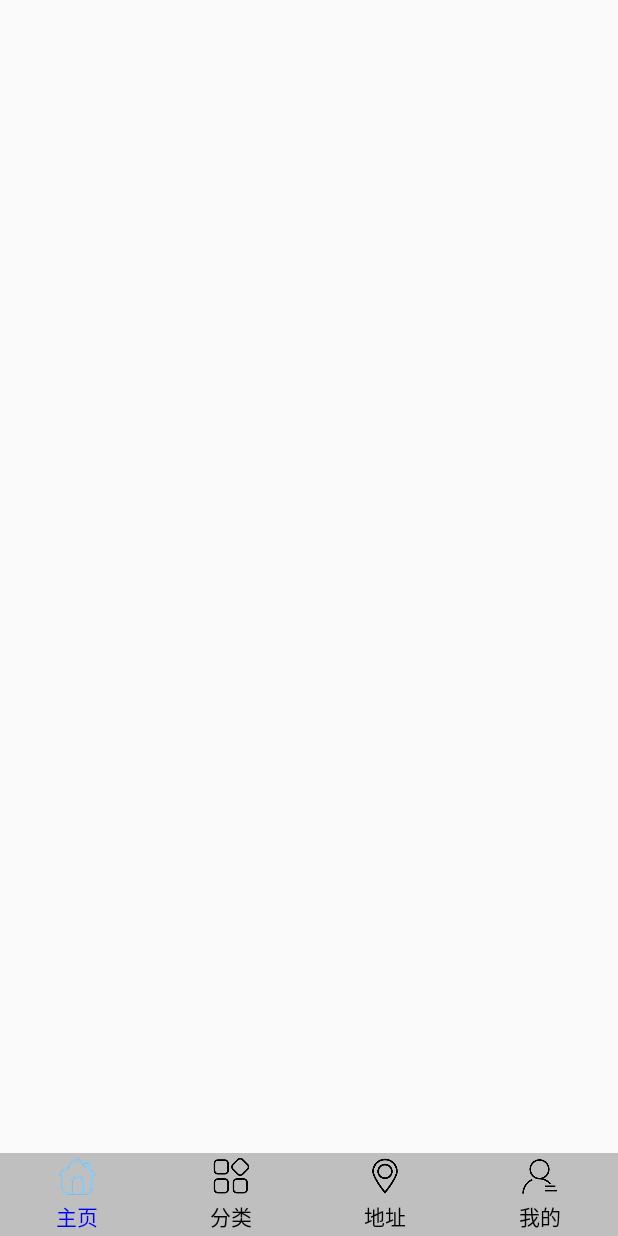
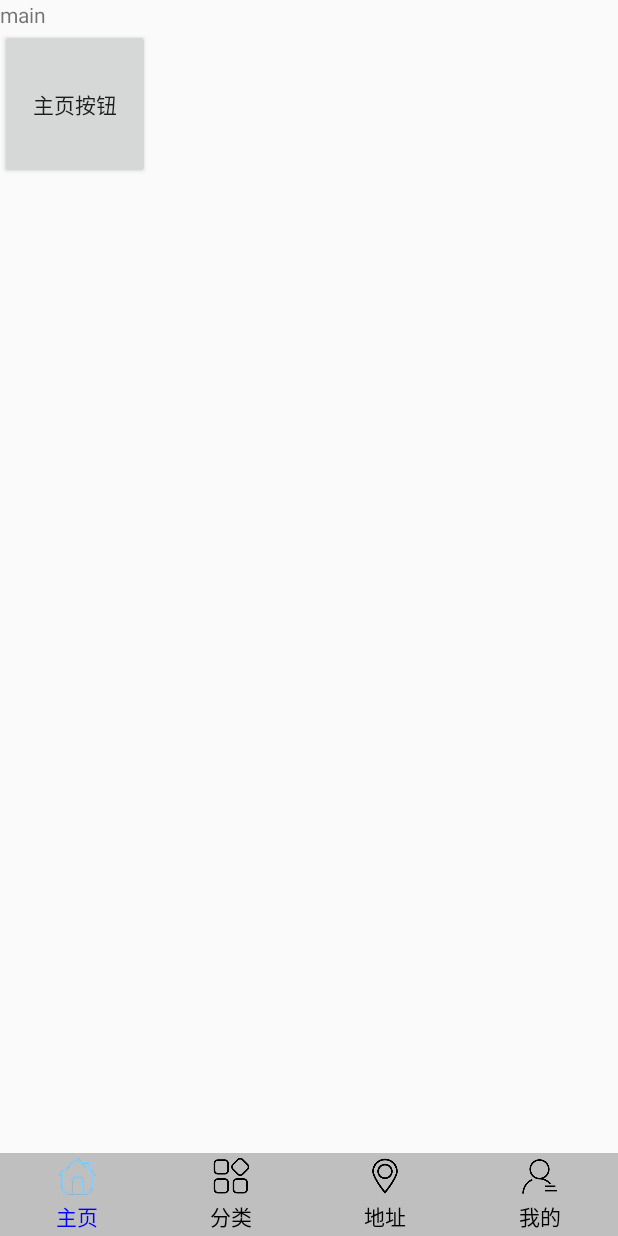
Before and after one commit to 1334075863/fragment, an Android app: the screen it shows after launch (MainActivity), after a tap on "主页", on a phone screen of 412 x 824 dp. Run offline under Robolectric (Android 15) with nearby library versions, the phone set to English and light mode, and no system bars; our stand-ins replace Timber; libraries missing offline, so code that uses them is left out: com.blankj.utilcode; 5 statements that could not run were skipped.

Commit message:
完成fragment切换状态

```diff
--- a/app/build.gradle
+++ b/app/build.gradle
@@ -15,7 +15,8 @@ android {
             buildConfigField "boolean", "LOG_DEBUG", "true"
             minifyEnabled false // 混淆
             zipAlignEnabled true // Zipalign优化
-            proguardFiles getDefaultProguardFile('proguard-android.txt'), 'proguard-rules.pro'  // 加载默认混淆配置文件
+            proguardFiles getDefaultProguardFile('proguard-android.txt'), 'proguard-rules.pro'
+            // 加载默认混淆配置文件
             signingConfig signingConfigs.debug // 签名
         }
 
@@ -31,6 +32,7 @@ dependencies {
     implementation fileTree(dir: 'libs', include: ['*.jar'])
     implementation 'com.android.support:appcompat-v7:28.0.0'
     implementation 'com.android.support.constraint:constraint-layout:1.1.3'
+    implementation 'com.android.support:support-v4:28.0.0'
     testImplementation 'junit:junit:4.12'
     androidTestImplementation 'com.android.support.test:runner:1.0.2'
     androidTestImplementation 'com.android.support.test.espresso:espresso-core:3.0.2'
--- a/app/src/main/java/com/whales/fragment/MainActivity.java
+++ b/app/src/main/java/com/whales/fragment/MainActivity.java
@@ -2,32 +2,44 @@ package com.whales.fragment;
 
 import android.graphics.Color;
 import android.os.Bundle;
-import android.util.Log;
+import android.os.PersistableBundle;
+import android.support.v4.app.FragmentManager;
+import android.support.v4.app.FragmentTransaction;
 import android.view.View;
+import android.widget.FrameLayout;
 import android.widget.ImageView;
 import android.widget.LinearLayout;
 import android.widget.TextView;
 
-import com.blankj.utilcode.util.ToastUtils;
 import com.whales.fragment.base.BaseActivity;
+import com.whales.fragment.fragment.LocationFragment;
+import com.whales.fragment.fragment.MainFragment;
+import com.whales.fragment.fragment.MyselfFragment;
+import com.whales.fragment.fragment.OtherFragment;
 
 import timber.log.Timber;
 
 public class MainActivity extends BaseActivity implements View.OnClickListener {
 
     private LinearLayout mLr_main, mLr_other, mLr_location, mLr_myself;
+    private FrameLayout mFlview;
     private ImageView mIv_bottom;
     private TextView mTv_bottom;
     private ImageView mIv_main, mIv_other, mIv_location, mIv_myself;
     private TextView mTv_main, mTV_other, mTv_location, mTv_myself;
     boolean isChecked;
     View mView;
+    private MainFragment mMainFragment;
+    private OtherFragment mOtherFragment;
+    private LocationFragment mLocationFragment;
+    private MyselfFragment mMyselfFragment;
 
     private int mainState;
     private int otherState;
     private int locationState;
     private int myselfState;
 
+    private int FRAGMENT_ID = 1;
     private static final int SELECT_TAB_STATE = 1;
     private static final int UNSELECT_TAB_STATE = 0;
 
@@ -35,12 +47,15 @@ public class MainActivity extends BaseActivity implements View.OnClickListener {
     protected void onCreate(Bundle savedInstanceState) {
         super.onCreate(savedInstanceState);
         setContentView(R.layout.activity_main);
+
         initView();
-
-        setTabSelectMain();
         initClick();
 
-
+        if (savedInstanceState == null){
+            setFragment(0);
+            setTabSelectMain();
+            showAllTabWithState();
+        }
         Timber.d("inttMainActivity");
     }
 
@@ -62,6 +77,7 @@ public class MainActivity extends BaseActivity implements View.OnClickListener {
         mTV_other = findViewById(R.id.tv_other);
         mTv_myself = findViewById(R.id.tv_myself);
 
+        mFlview = findViewById(R.id.fl_view);
     }
 
     private void initClick() {
@@ -76,33 +92,27 @@ public class MainActivity extends BaseActivity implements View.OnClickListener {
     public void onClick(View v) {
         switch (v.getId()) {
             case R.id.lr_main:
+                setFragment(0);
                 setTabSelectMain();
                 Timber.d("onClick0");
                 break;
             case R.id.lr_other:
+                setFragment(1);
                 setTabSelectOther();
                 Timber.d("onClick1");
                 break;
             case R.id.lr_location:
+                setFragment(2);
                 setTabSelectLocation();
                 Timber.d("onClick2 ");
                 break;
             case R.id.lr_myself:
+                setFragment(3);
                 setTabSelectMyself();
                 Timber.d("onClick3  ");
                 break;
         }
         showAllTabWithState();
-    }
-
-    private void changeBackground(View view) {
-        if (mView == null) mView = view;
-
-        if (!(mView == view)) {
-            mView.setBackgroundColor(Color.RED);
-        }
-        view.setBackgroundColor(Color.BLUE);
-        mView = view;
     }
 
 
@@ -198,4 +208,75 @@ public class MainActivity extends BaseActivity implements View.OnClickListener {
         locationState = UNSELECT_TAB_STATE;
         myselfState = SELECT_TAB_STATE;
     }
+
+    private void hideFragmentSelect(FragmentTransaction fragmentTransaction){
+        if (mMainFragment != null)fragmentTransaction.hide(mMainFragment);
+        if (mOtherFragment != null)fragmentTransaction.hide(mOtherFragment);
+        if (mLocationFragment != null)fragmentTransaction.hide(mLocationFragment);
+        if (mMyselfFragment != null)fragmentTransaction.hide(mMyselfFragment);
+    }
+
+    private void setFragment(int index){
+        FragmentManager fragmentManager = getSupportFragmentManager();
+        FragmentTransaction fragmentTransaction = fragmentManager.beginTransaction();
+        hideFragmentSelect(fragmentTransaction);
+
+        switch (index){
+            case 0:
+                FRAGMENT_ID = 0;
+                if (mMainFragment == null){
+                    mMainFragment = new MainFragment();
+                    fragmentTransaction.add(R.id.fl_view,mMainFragment,"main_fragment");
+                }else {
+                    fragmentTransaction.show(mMainFragment);
+                }
+                break;
+            case 1:
+                FRAGMENT_ID = 1;
+                if (mOtherFragment == null){
+                    mOtherFragment = new OtherFragment();
+                    fragmentTransaction.add(R.id.fl_view,mOtherFragment,"other_fragment");
+                }else {
+                    fragmentTransaction.show(mOtherFragment);
+                }
+                break;
+            case 2:
+                FRAGMENT_ID = 2;
+                if (mLocationFragment == null){
+                    mLocationFragment = new LocationFragment();
+                    fragmentTransaction.add(R.id.fl_view,mLocationFragment,"location_fragment");
+                }else {
+                    fragmentTransaction.show(mLocationFragment);
+                }
+                break;
+            case 3:
+                FRAGMENT_ID = 3;
+                if (mMyselfFragment == null){
+                    mMyselfFragment = new MyselfFragment();
+                    fragmentTransaction.add(R.id.fl_view,mMyselfFragment,"myself_fragment");
+                }else {
+                    fragmentTransaction.show(mMyselfFragment);
+                }
+                break;
+        }
+        fragmentTransaction.commit();
+    }
+
+    @Override
+    protected void onRestoreInstanceState(Bundle savedInstanceState) {
+        super.onRestoreInstanceState(savedInstanceState);
+        FragmentManager fragmentManager = getSupportFragmentManager();
+        mMainFragment = (MainFragment)fragmentManager.findFragmentByTag("main_fragment");
+        mOtherFragment = (OtherFragment) fragmentManager.findFragmentByTag("other_fragment");
+        mLocationFragment = (LocationFragment) fragmentManager.findFragmentByTag("location_fragment");
+        mMyselfFragment = (MyselfFragment) fragmentManager.findFragmentByTag("myself_fragment");
+
+        setFragment(savedInstanceState.getInt("fragment_id"));
+    }
+
+    @Override
+    public void onSaveInstanceState(Bundle outState) {
+        outState.putInt("fragment_id",FRAGMENT_ID);
+        super.onSaveInstanceState(outState);
+    }
 }
--- /dev/null
+++ b/app/src/main/java/com/whales/fragment/base/BaseFragment.java
@@ -0,0 +1,12 @@
+package com.whales.fragment.base;
+
+import android.support.v4.app.Fragment;
+
+/**
+ * Created on 2019/08/06
+ *
+ * @author whales
+ */
+public class BaseFragment extends Fragment {
+
+}
--- /dev/null
+++ b/app/src/main/java/com/whales/fragment/fragment/MainFragment.java
@@ -0,0 +1,46 @@
+package com.whales.fragment.fragment;
+
+import android.os.Bundle;
+import android.support.v4.app.Fragment;
+import android.text.TextUtils;
+import android.view.LayoutInflater;
+import android.view.View;
+import android.view.ViewGroup;
+import android.widget.Button;
+
+import com.blankj.utilcode.util.ToastUtils;
+import com.whales.fragment.R;
+import com.whales.fragment.base.BaseFragment;
+
+public class MainFragment extends BaseFragment {
+
+    private Button mBtClick;
+
+    public MainFragment() {
+        // Required empty public constructor
+    }
+
+
+    @Override
+    public void onCreate(Bundle savedInstanceState) {
+        super.onCreate(savedInstanceState);
+
+    }
+
+    @Override
+    public View onCreateView(LayoutInflater inflater, ViewGroup container,
+                             Bundle savedInstanceState) {
+        // Inflate the layout for this fragment
+        View view = inflater.inflate(R.layout.fragment_main, container, false);
+        mBtClick = view.findViewById(R.id.bt_click);
+        mBtClick.setOnClickListener(new View.OnClickListener() {
+            @Override
+            public void onClick(View v) {
+                ToastUtils.showLong("点击成功");
+            }
+        });
+        return view;
+    }
+
+
+}
--- a/app/src/main/res/layout/activity_main.xml
+++ b/app/src/main/res/layout/activity_main.xml
@@ -9,9 +9,10 @@
     tools:context=".MainActivity">
 
     <FrameLayout
+        android:id="@+id/fl_view"
         android:layout_width="match_parent"
         android:layout_height="0dp"
-        android:layout_weight="1"></FrameLayout>
+        android:layout_weight="1"/>
     <include
         layout="@layout/view_bottom"/>
 </LinearLayout>
--- /dev/null
+++ b/app/src/main/res/layout/fragment_main.xml
@@ -0,0 +1,20 @@
+<?xml version="1.0" encoding="utf-8"?>
+<LinearLayout xmlns:android="http://schemas.android.com/apk/res/android"
+    xmlns:tools="http://schemas.android.com/tools"
+    android:layout_width="match_parent"
+    android:layout_height="match_parent"
+    android:orientation="vertical"
+    tools:context=".fragment.MainFragment">
+
+    <!-- TODO: Update blank fragment layout -->
+    <TextView
+        android:layout_width="match_parent"
+        android:layout_height="wrap_content"
+        android:text="main" />
+
+    <Button
+        android:id="@+id/bt_click"
+        android:layout_width="100dp"
+        android:layout_height="100dp"
+        android:text="主页按钮"/>
+</LinearLayout>
--- a/app/src/main/res/values/strings.xml
+++ b/app/src/main/res/values/strings.xml
@@ -1,3 +1,6 @@
 <resources>
     <string name="app_name">fragment</string>
+
+    <!-- TODO: Remove or change this placeholder text -->
+    <string name="hello_blank_fragment">Hello blank fragment</string>
 </resources>
```
Also changed, not shown: app/src/main/java/com/whales/fragment/fragment/LocationFragment.java (added, +30 -0 lines), app/src/main/java/com/whales/fragment/fragment/MyselfFragment.java (added, +28 -0 lines), app/src/main/java/com/whales/fragment/fragment/OtherFragment.java (added, +28 -0 lines), app/src/main/res/layout/fragment_location.xml (added, +14 -0 lines), app/src/main/res/layout/fragment_myself.xml (added, +14 -0 lines), app/src/main/res/layout/fragment_other.xml (added, +14 -0 lines).
